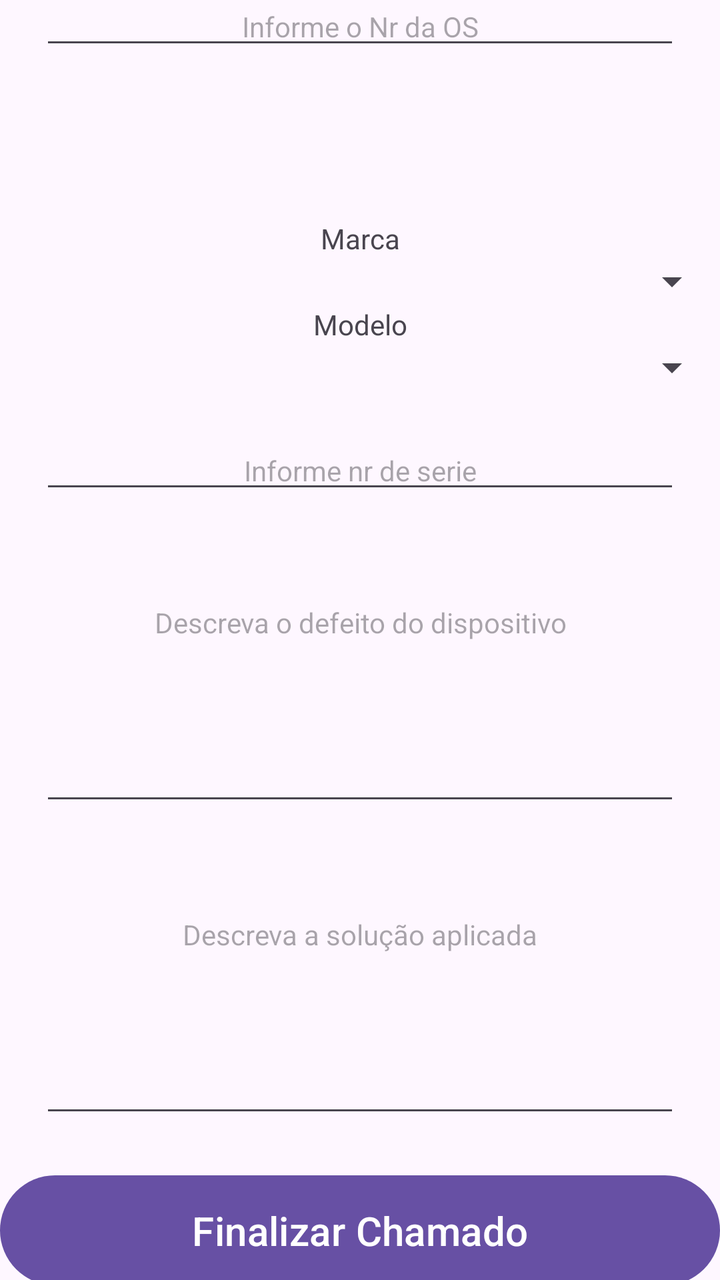
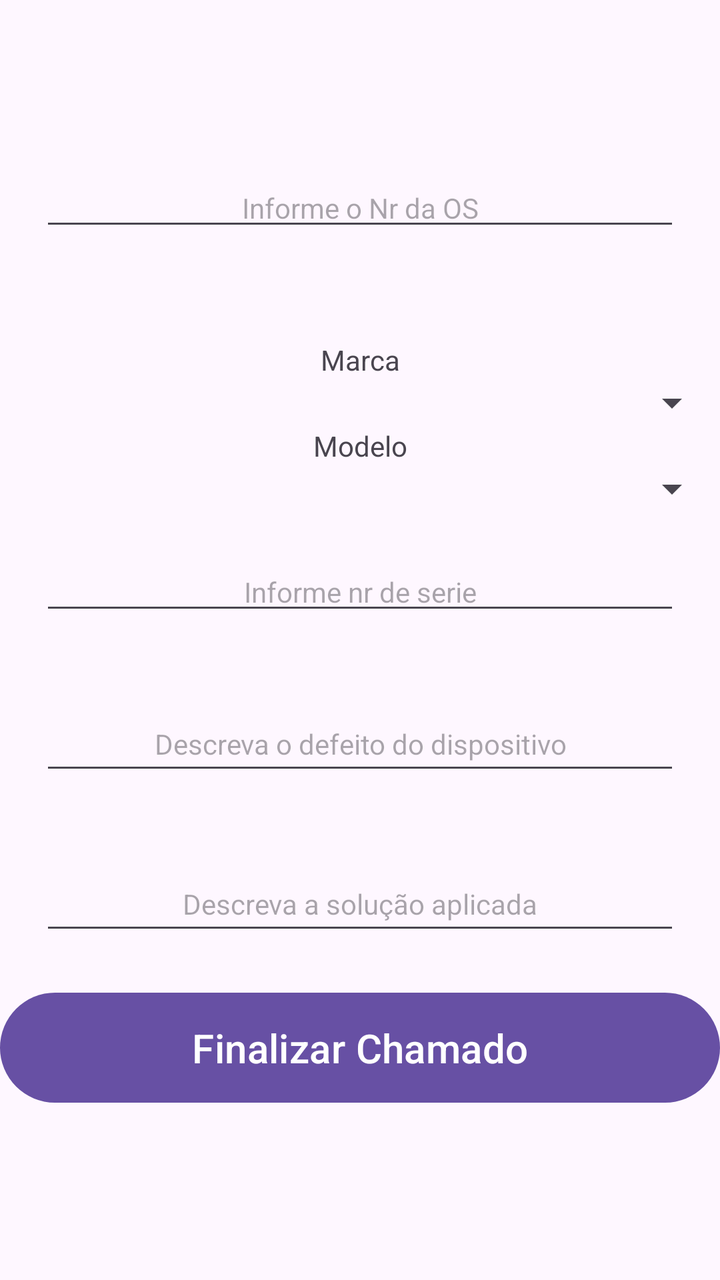

Compare the two renders of this Android layout. The source of the first and the diff that turns it into the second are given below.
<!-- AndroidManifest.xml: application theme Theme.ProjetoOSsystemASP -->
<!-- res/layout/fragment_chamados.xml -->
<?xml version="1.0" encoding="utf-8"?>
<FrameLayout xmlns:android="http://schemas.android.com/apk/res/android"
    xmlns:tools="http://schemas.android.com/tools"
    android:layout_width="match_parent"
    android:layout_height="match_parent"
    tools:context=".ChamadosFragment">

    <LinearLayout
        android:layout_width="match_parent"
        android:layout_height="wrap_content"
        android:layout_gravity="center"
        android:gravity="center_vertical"
        android:orientation="vertical">

        <EditText
            android:id="@+id/edNrOS"
            android:layout_width="match_parent"
            android:layout_height="wrap_content"
            android:layout_marginLeft="20dp"
            android:layout_marginRight="20dp"
            android:layout_marginBottom="80dp"
            android:ems="10"
            android:hint="Informe o Nr da OS"
            android:inputType="text"
            android:textAlignment="center"
            android:textSize="14sp" />

        <TextView
            android:id="@+id/textView2"
            android:layout_width="match_parent"
            android:layout_height="wrap_content"
            android:gravity="center"
            android:text="Marca" />

        <Spinner
            android:id="@+id/spMarca"
            android:layout_width="match_parent"
            android:layout_height="wrap_content"
            android:gravity="center" />

        <TextView
            android:id="@+id/textView3"
            android:layout_width="match_parent"
            android:layout_height="wrap_content"
            android:gravity="center"
            android:text="Modelo" />

        <Spinner
            android:id="@+id/spModelo"
            android:layout_width="match_parent"
            android:layout_height="wrap_content" />

        <EditText
            android:id="@+id/edNrSerie"
            android:layout_width="match_parent"
            android:layout_height="wrap_content"
            android:layout_margin="20dp"
            android:ems="10"
            android:hint="Informe nr de serie"
            android:inputType="text"
            android:textAlignment="center"
            android:textSize="14sp" />

        <EditText
            android:id="@+id/edDefeito"
            android:layout_width="match_parent"
            android:layout_height="116dp"
            android:layout_margin="20dp"
            android:ems="10"
            android:gravity="start|top"
            android:hint="Descreva o defeito do dispositivo"
            android:inputType="textMultiLine"
            android:textAlignment="center"
            android:textSize="14sp" />

        <EditText
            android:id="@+id/edSolucao"
            android:layout_width="match_parent"
            android:layout_height="116dp"
            android:layout_margin="20dp"
            android:ems="10"
            android:gravity="start|top"
            android:hint="Descreva a solução aplicada"
            android:inputType="textMultiLine"
            android:textAlignment="center"
            android:textSize="14sp" />

        <Button
            android:id="@+id/btnGravar"
            android:layout_width="match_parent"
            android:layout_height="63dp"
            android:text="Finalizar Chamado"
            android:textSize="20sp" />

    </LinearLayout>
</FrameLayout>
<!-- resources referenced by this layout -->
<resources>
  <style name="Theme.ProjetoOSsystemASP" parent="Base.Theme.ProjetoOSsystemASP" />
  <style name="Base.Theme.ProjetoOSsystemASP" parent="Theme.Material3.DayNight">
          
          
      </style>
</resources>

<!-- the commit's change to res/layout/fragment_chamados.xml (unified diff, before → after) -->
@@ -18,7 +18,7 @@
             android:layout_height="wrap_content"
             android:layout_marginLeft="20dp"
             android:layout_marginRight="20dp"
-            android:layout_marginBottom="80dp"
+            android:layout_marginBottom="50dp"
             android:ems="10"
             android:hint="Informe o Nr da OS"
             android:inputType="text"
@@ -64,7 +64,7 @@
         <EditText
             android:id="@+id/edDefeito"
             android:layout_width="match_parent"
-            android:layout_height="116dp"
+            android:layout_height="40dp"
             android:layout_margin="20dp"
             android:ems="10"
             android:gravity="start|top"
@@ -76,7 +76,7 @@
         <EditText
             android:id="@+id/edSolucao"
             android:layout_width="match_parent"
-            android:layout_height="116dp"
+            android:layout_height="40dp"
             android:layout_margin="20dp"
             android:ems="10"
             android:gravity="start|top"
